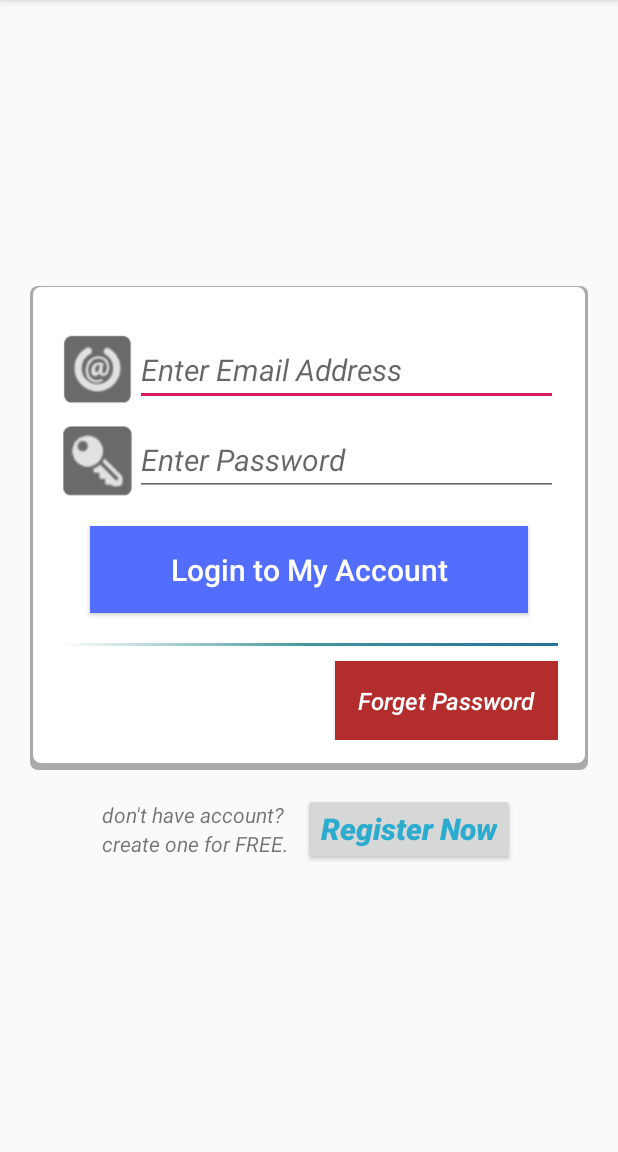
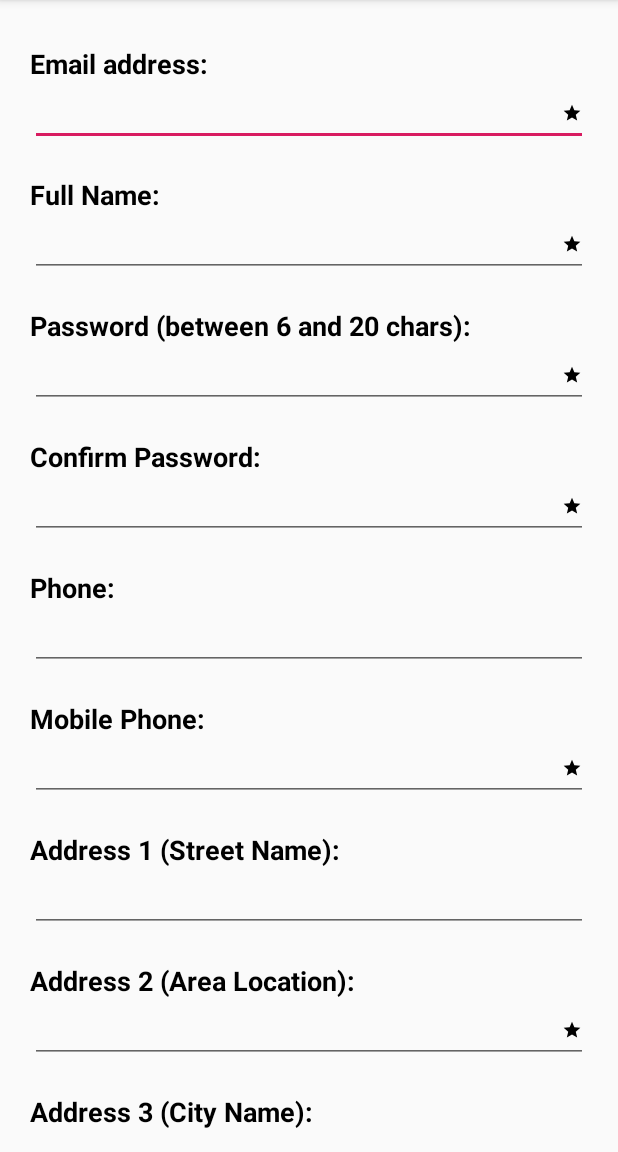
Before and after one commit to DeepakMaharjan/4th-Assignment-Hamrobazar, an Android app: the screen it shows after launch (Login before the commit, Register after it), on a phone screen of 412 x 824 dp, the part 84-1236 px from its top. Run offline under Robolectric (Android 15) with nearby library versions, the phone set to English and light mode, and no system bars.

Commit message:
Registration Form Completed.

```diff
--- a/app/src/main/AndroidManifest.xml
+++ b/app/src/main/AndroidManifest.xml
@@ -11,19 +11,20 @@
         android:roundIcon="@mipmap/ic_launcher_round"
         android:supportsRtl="true"
         android:theme="@style/AppTheme">
-        <activity android:name=".agreement.AdPostingRule"></activity>
-        <activity android:name=".Login">
+        <activity android:name=".Register">
             <intent-filter>
                 <action android:name="android.intent.action.MAIN" />
 
                 <category android:name="android.intent.category.LAUNCHER" />
             </intent-filter>
         </activity>
+        <activity android:name=".agreement.AdPostingRule" />
+        <activity android:name=".Login"></activity>
         <activity android:name=".SplashActivity" />
         <activity android:name=".agreement.Safety" />
         <activity android:name=".agreement.Terms" />
         <activity android:name=".Agreement" />
-        <activity android:name=".MainActivity"></activity>
+        <activity android:name=".MainActivity" />
     </application>
 
 </manifest>
--- /dev/null
+++ b/app/src/main/java/com/deepak/hamrobazzar/Register.java
@@ -0,0 +1,61 @@
+package com.deepak.hamrobazzar;
+
+import androidx.appcompat.app.AppCompatActivity;
+
+import android.content.Intent;
+import android.os.Bundle;
+import android.text.Html;
+import android.text.method.LinkMovementMethod;
+import android.text.method.MovementMethod;
+import android.view.View;
+import android.webkit.WebView;
+import android.webkit.WebViewClient;
+import android.widget.ArrayAdapter;
+import android.widget.CheckBox;
+import android.widget.Spinner;
+import android.widget.TextView;
+
+import com.deepak.hamrobazzar.agreement.Terms;
+
+public class Register extends AppCompatActivity {
+
+    private Spinner spinCity;
+    private TextView tvRegisterTerms;
+
+
+    @Override
+    protected void onCreate(Bundle savedInstanceState) {
+        super.onCreate(savedInstanceState);
+        setContentView(R.layout.activity_register);
+
+
+
+        spinCity = findViewById(R.id.spinCity);
+
+        String cities[] = {"Kathmandu","Lalitpur","Bhaktapur","Pokhara","Bara","Baglung","Chitwan","Dama","Dang","Syangja","Gorkha","Itahari","Hetauda","Biratnagar","Janakpur","Dadeldhura","Dhankuta"};
+
+        ArrayAdapter spinAdapter = new ArrayAdapter<>(
+                this,
+                android.R.layout.simple_list_item_1,
+                cities
+        );
+
+        spinCity.setAdapter(spinAdapter);
+
+        //Terms Section
+        tvRegisterTerms = findViewById(R.id.tvRegisterTerms);
+        tvRegisterTerms.setOnClickListener(new View.OnClickListener() {
+            @Override
+            public void onClick(View v) {
+                Intent intent = new Intent(Register.this, Terms.class);
+                startActivity(intent);
+
+            }
+        });
+
+
+
+
+
+    }
+}
--- /dev/null
+++ b/app/src/main/res/drawable/important.xml
@@ -0,0 +1,4 @@
+<vector android:height="13dp" android:viewportHeight="24.0"
+    android:viewportWidth="24.0" android:width="13dp" xmlns:android="http://schemas.android.com/apk/res/android">
+    <path android:fillColor="#FF000000" android:pathData="M12,17.27L18.18,21l-1.64,-7.03L22,9.24l-7.19,-0.61L12,2 9.19,8.63 2,9.24l5.46,4.73L5.82,21z"/>
+</vector>
--- a/app/src/main/res/layout/activity_login.xml
+++ b/app/src/main/res/layout/activity_login.xml
@@ -68,7 +68,7 @@
         <View
             android:layout_width="match_parent"
             android:layout_height="2dp"
-            android:background="@drawable/line" />
+            android:background="#f00" />
 
         <Button
             android:id="@+id/btnForgetPassword"
--- /dev/null
+++ b/app/src/main/res/layout/activity_register.xml
@@ -0,0 +1,166 @@
+<?xml version="1.0" encoding="utf-8"?>
+<ScrollView xmlns:android="http://schemas.android.com/apk/res/android"
+    xmlns:app="http://schemas.android.com/apk/res-auto"
+    xmlns:tools="http://schemas.android.com/tools"
+    android:layout_width="match_parent"
+    android:layout_height="match_parent"
+    tools:context=".Register">
+
+    <LinearLayout
+        android:layout_width="match_parent"
+        android:layout_height="match_parent"
+        android:orientation="vertical"
+        android:padding="20dp">
+
+        <TextView
+            style="@style/textviewRegister"
+            android:text="Email address:" />
+
+        <EditText
+            android:id="@+id/etReEmail"
+            style="@style/editTextRegister"
+            android:drawableEnd="@drawable/important"
+            android:inputType="textEmailAddress" />
+
+        <TextView
+            style="@style/textviewRegister"
+            android:text="Full Name:" />
+
+        <EditText
+            android:id="@+id/etReFullName"
+            style="@style/editTextRegister"
+            android:digits="abcdefghijklmnopqrstuvwxyzABCDEFGHIJKLMNOPQRSTUVWXYZ"
+            android:drawableEnd="@drawable/important"
+            android:inputType="text" />
+
+        <TextView
+            style="@style/textviewRegister"
+            android:text="Password (between 6 and 20 chars):" />
+
+        <EditText
+            android:id="@+id/etRePassword"
+            style="@style/editTextRegister"
+            android:drawableEnd="@drawable/important"
+            android:inputType="textPassword"
+            android:maxLength="20" />
+
+        <TextView
+            style="@style/textviewRegister"
+            android:text="Confirm Password:" />
+
+        <EditText
+            android:id="@+id/etReConPassword"
+            style="@style/editTextRegister"
+            android:drawableEnd="@drawable/important"
+            android:inputType="textPassword"
+            android:maxLength="20" />
+
+        <TextView
+            style="@style/textviewRegister"
+            android:text="Phone:" />
+
+        <EditText
+            android:id="@+id/etRePhone"
+            style="@style/editTextRegister"
+            android:inputType="number"
+            android:maxLength="10" />
+
+        <TextView
+            style="@style/textviewRegister"
+            android:text="Mobile Phone:" />
+
+        <EditText
+            android:id="@+id/etReMobPhone"
+            style="@style/editTextRegister"
+            android:drawableEnd="@drawable/important"
+            android:inputType="number" />
+
+
+        <TextView
+            style="@style/textviewRegister"
+            android:text="Address 1 (Street Name):" />
+
+        <EditText
+            android:id="@+id/etReAddressOne"
+            style="@style/editTextRegister" />
+
+        <TextView
+            style="@style/textviewRegister"
+            android:text="Address 2 (Area Location):" />
+
+        <EditText
+            android:id="@+id/etReAddressOne"
+            style="@style/editTextRegister"
+            android:drawableEnd="@drawable/important" />
+
+        <TextView
+            style="@style/textviewRegister"
+            android:text="Address 3 (City Name):" />
+
+        <Spinner
+            android:id="@+id/spinCity"
+            android:layout_width="match_parent"
+            android:layout_height="wrap_content"
+            android:spinnerMode="dialog" />
+
+
+        <TextView
+            style="@style/textviewRegister"
+            android:text="Subscribe / Hide Phone:" />
+
+        <CheckBox
+            android:layout_width="match_parent"
+            android:layout_height="wrap_content"
+            android:text="I do not want to subscribe to site newsletter."
+            android:textColor="#000" />
+
+        <CheckBox
+            android:layout_width="match_parent"
+            android:layout_height="wrap_content"
+            android:text="Hide my phone number (only contact me through email)"
+            android:textColor="#000" />
+
+        <LinearLayout
+            android:layout_width="match_parent"
+            android:layout_height="wrap_content"
+            android:orientation="horizontal">
+
+            <CheckBox
+                android:id="@+id/cbTermsOfUse"
+                android:layout_width="wrap_content"
+                android:layout_height="wrap_content"
+                android:textColor="#000"
+                android:text="I have read and agree to "
+                android:textStyle="bold" />
+
+            <TextView
+                android:id="@+id/tvRegisterTerms"
+                android:layout_width="wrap_content"
+                android:layout_height="wrap_content"
+                android:textColor="#00f"
+                android:textStyle="bold"
+                android:text="terms of use."
+                />
+
+        </LinearLayout>
+
+        <Button
+            android:layout_width="wrap_content"
+            android:layout_height="wrap_content"
+            android:layout_gravity="center"
+            android:layout_marginTop="20dp"
+            android:background="#536DFE"
+            android:paddingLeft="30dp"
+            android:paddingTop="10dp"
+            android:paddingRight="30dp"
+            android:paddingBottom="10dp"
+            android:text="Register"
+            android:textAllCaps="false"
+            android:textColor="#fff"
+            android:textSize="20sp" />
+
+
+    </LinearLayout>
+
+
+</ScrollView>
--- a/app/src/main/res/values/styles.xml
+++ b/app/src/main/res/values/styles.xml
@@ -39,8 +39,27 @@
         <item name="android:layout_height">wrap_content</item>
         <item name="android:layout_width">match_parent</item>
         <item name="android:textSize">20sp</item>
-        <item name="android:layout_marginTop">12dp</item>
+        <item name="android:layout_marginTop">20dp</item>
         <item name="android:textStyle">italic</item>
+        <item name="android:textColor">#000</item>
+    </style>
+
+
+    <style name="textviewRegister">
+        <item name="android:layout_width">match_parent</item>
+        <item name="android:layout_height">wrap_content</item>
+        <item name="android:textStyle">bold</item>
+        <item name="android:textSize">18sp</item>
+        <item name="android:textColor">#000</item>
+        <item name="android:layout_marginTop">10dp</item>
+    </style>
+
+    <style name="editTextRegister">
+        <item name="android:layout_width">match_parent</item>
+        <item name="android:layout_height">wrap_content</item>
+        <item name="android:textSize">16sp</item>
+        <item name="android:textColor">#000</item>
+        <item name="android:layout_marginBottom">10dp</item>
     </style>
 
 
```
